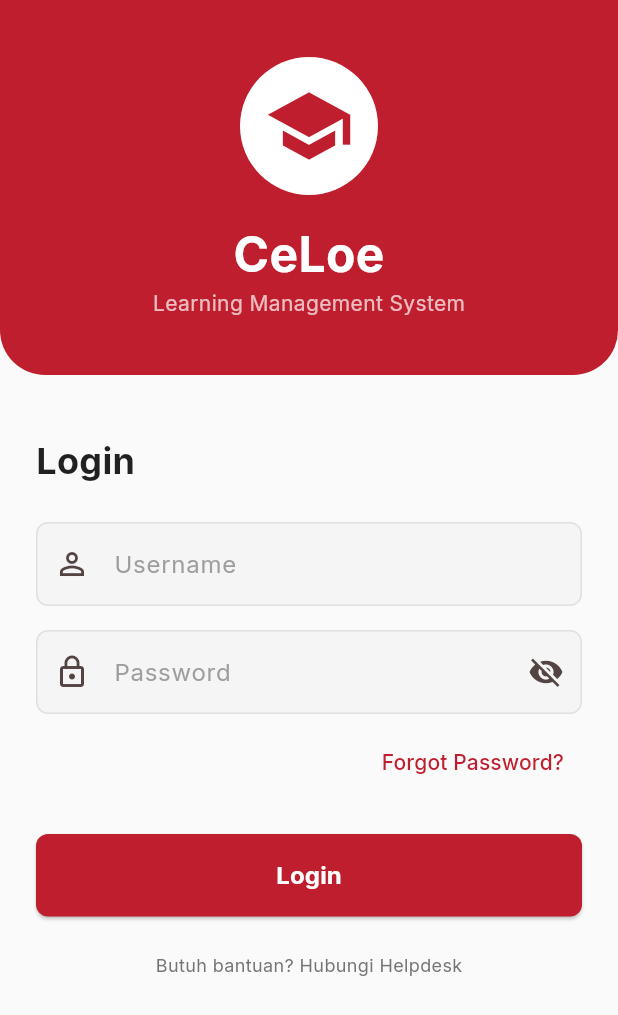
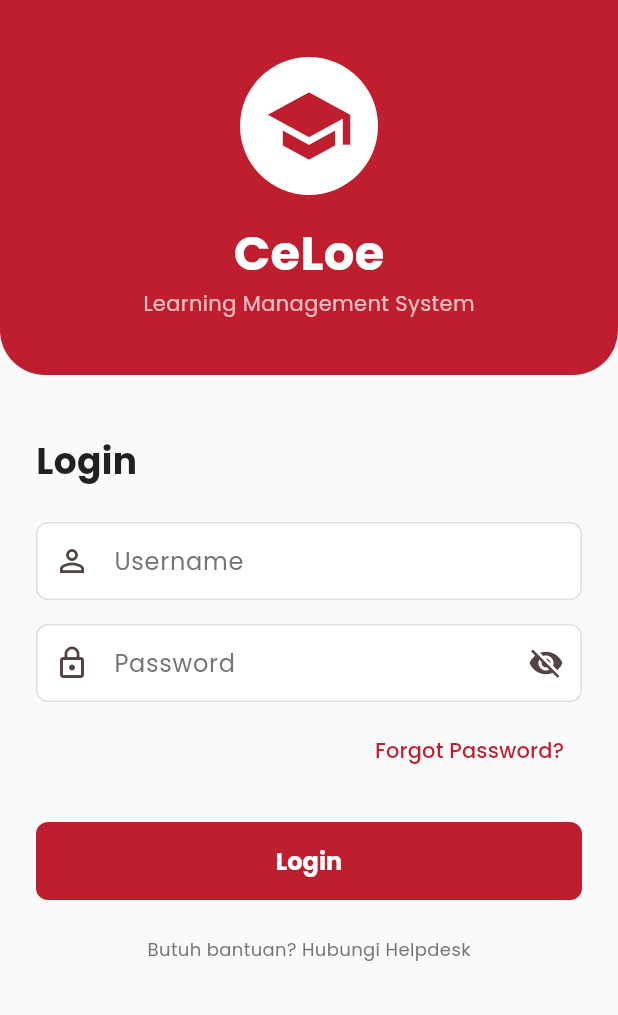
Before and after one commit to sitimaisaroh291001/app_lms, a Flutter app: the screen it shows after launch, on a phone screen of 412 x 824 dp. Shown: the top 1015 px of the screen. Run offline on Flutter 3.47's test engine with Material 3 defaults, Android fonts, the phone set to English and light mode, and no system bars; our stand-ins replace go_router, google_fonts.

Commit message:
feat: setup global theme based on LMS UX

```diff
--- a/lib/core/theme/app_theme.dart
+++ b/lib/core/theme/app_theme.dart
@@ -2,57 +2,133 @@ import 'package:flutter/material.dart';
 import 'package:google_fonts/google_fonts.dart';
 
 class AppTheme {
-  // Telkom University Red (Approximate based on branding or standard red if not specified)
+  // Main Color: Maroon Red (Telkom University Brand Red approx)
   static const Color primaryColor = Color(0xFFBE1E2D);
-  static const Color secondaryColor = Color(0xFFD32F2F); // Slightly darker red
-  static const Color surfaceColor = Colors.white;
+  static const Color secondaryColor = Color(0xFFF5F5F5); // White/Light Grey for backgrounds
+  static const Color accentColor = Color(0xFF8B0000); // Darker Maroon for contrast if needed
   static const Color scaffoldBackgroundColor = Color(0xFFFAFAFA);
 
   static ThemeData get lightTheme {
     return ThemeData(
       useMaterial3: true,
+
+      // Color Scheme
       colorScheme: ColorScheme.fromSeed(
         seedColor: primaryColor,
         primary: primaryColor,
-        secondary: secondaryColor,
-        surface: surfaceColor,
-        error: Colors.redAccent,
+        onPrimary: Colors.white,
+        secondary: primaryColor, // Use primary as secondary for accenting
+        onSecondary: Colors.white,
+        surface: Colors.white,
+        onSurface: Colors.black87,
+        background: scaffoldBackgroundColor, // Legacy fallback
+        error: const Color(0xFFD32F2F),
+      ),
 
+      // Scaffold & Background
+      scaffoldBackgroundColor: scaffoldBackgroundColor,
+
+      // Typography
+      // Using Poppins as suggested for a modern look, falling back to default if needed.
+      textTheme: GoogleFonts.poppinsTextTheme().apply(
+        bodyColor: Colors.black87,
+        displayColor: Colors.black87,
       ),
-      scaffoldBackgroundColor: scaffoldBackgroundColor,
-      textTheme: GoogleFonts.interTextTheme(),
+
+      // AppBar Theme (Consistent Design)
       appBarTheme: const AppBarTheme(
         backgroundColor: primaryColor,
         foregroundColor: Colors.white,
         centerTitle: true,
         elevation: 0,
+        scrolledUnderElevation: 0,
+        iconTheme: IconThemeData(color: Colors.white),
+        titleTextStyle: TextStyle(
+          color: Colors.white,
+          fontSize: 18,
+          fontWeight: FontWeight.w600,
+          fontFamily: 'Poppins',
+        ),
       ),
+
+      // Bottom Navigation Bar Theme (UX Compliance)
+      bottomNavigationBarTheme: const BottomNavigationBarThemeData(
+        backgroundColor: Colors.white,
+        selectedItemColor: primaryColor,
+        unselectedItemColor: Colors.grey,
+        selectedLabelStyle: TextStyle(fontWeight: FontWeight.w600, fontSize: 12),
+        unselectedLabelStyle: TextStyle(fontWeight: FontWeight.normal, fontSize: 12),
+        showUnselectedLabels: true,
+        type: BottomNavigationBarType.fixed,
+        elevation: 10,
+      ),
+
+      // Button Themes
       elevatedButtonTheme: ElevatedButtonThemeData(
         style: ElevatedButton.styleFrom(
           backgroundColor: primaryColor,
           foregroundColor: Colors.white,
+          elevation: 0,
           shape: RoundedRectangleBorder(
             borderRadius: BorderRadius.circular(8),
           ),
-          padding: const EdgeInsets.symmetric(vertical: 16, horizontal: 24),
+          padding: const EdgeInsets.symmetric(vertical: 14, horizontal: 24),
+          textStyle: GoogleFonts.poppins(
+            fontWeight: FontWeight.w600,
+            fontSize: 16,
+          ),
         ),
       ),
+
+      outlinedButtonTheme: OutlinedButtonThemeData(
+        style: OutlinedButton.styleFrom(
+          foregroundColor: primaryColor,
+          side: const BorderSide(color: primaryColor),
+          shape: RoundedRectangleBorder(
+            borderRadius: BorderRadius.circular(8),
+          ),
+          padding: const EdgeInsets.symmetric(vertical: 14, horizontal: 24),
+        ),
+      ),
+
+      // Input Decoration (Text Fields)
       inputDecorationTheme: InputDecorationTheme(
         filled: true,
-        fillColor: Colors.grey[100],
+        fillColor: Colors.white,
+        contentPadding: const EdgeInsets.symmetric(vertical: 14, horizontal: 16),
         border: OutlineInputBorder(
           borderRadius: BorderRadius.circular(8),
-          borderSide: BorderSide(color: Colors.grey[300]!),
+          borderSide: BorderSide(color: Colors.grey.shade300),
         ),
         enabledBorder: OutlineInputBorder(
           borderRadius: BorderRadius.circular(8),
-          borderSide: BorderSide(color: Colors.grey[300]!),
+          borderSide: BorderSide(color: Colors.grey.shade300),
         ),
         focusedBorder: OutlineInputBorder(
           borderRadius: BorderRadius.circular(8),
           borderSide: const BorderSide(color: primaryColor, width: 2),
         ),
-        labelStyle: const TextStyle(color: Colors.grey),
+        errorBorder: OutlineInputBorder(
+          borderRadius: BorderRadius.circular(8),
+          borderSide: const BorderSide(color: Colors.redAccent),
+        ),
+        labelStyle: TextStyle(color: Colors.grey.shade600),
+        hintStyle: TextStyle(color: Colors.grey.shade400),
+      ),
+
+      // Card Theme
+      cardTheme: CardTheme(
+        color: Colors.white,
+        elevation: 2,
+        shadowColor: Colors.black12,
+        shape: RoundedRectangleBorder(borderRadius: BorderRadius.circular(12)),
+        margin: EdgeInsets.zero,
+      ),
+
+      // Divider
+      dividerTheme: DividerThemeData(
+        color: Colors.grey.shade200,
+        thickness: 1,
       ),
     );
   }
```
